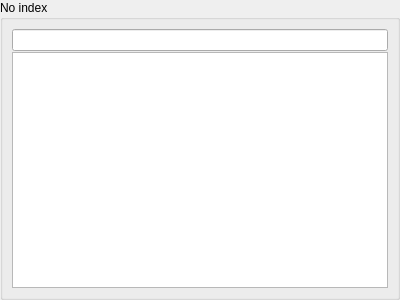
Above: src/indexwidget.ui from jsbien/djview-poliqarp_fork before the change. Below: the same form after it.
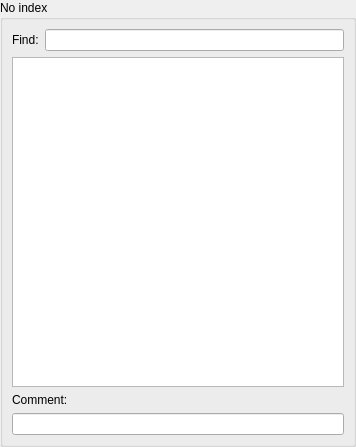
That is the form after the change.

Commit message:
Display comment at the bottom. Closes #218.
Comment is editable.
Also, adds Ctrl+F to focus on search field.

What changed in the file:
```diff
--- a/src/indexwidget.ui
+++ b/src/indexwidget.ui
@@ -6,8 +6,8 @@
    <rect>
     <x>0</x>
     <y>0</y>
-    <width>400</width>
-    <height>300</height>
+    <width>356</width>
+    <height>447</height>
    </rect>
   </property>
   <property name="windowTitle">
@@ -38,16 +38,24 @@
       <string>No index</string>
      </property>
      <layout class="QVBoxLayout" name="verticalLayout">
-      <property name="spacing">
-       <number>1</number>
-      </property>
       <item>
-       <widget class="QLineEdit" name="indexEdit"/>
+       <layout class="QHBoxLayout" name="horizontalLayout">
+        <item>
+         <widget class="QLabel" name="label">
+          <property name="text">
+           <string>Find:</string>
+          </property>
+         </widget>
+        </item>
+        <item>
+         <widget class="QLineEdit" name="indexEdit"/>
+        </item>
+       </layout>
       </item>
       <item>
        <widget class="QListView" name="indexList">
         <property name="sizePolicy">
-         <sizepolicy hsizetype="Expanding" vsizetype="Preferred">
+         <sizepolicy hsizetype="Expanding" vsizetype="Expanding">
           <horstretch>0</horstretch>
           <verstretch>0</verstretch>
          </sizepolicy>
@@ -60,6 +68,16 @@
         </property>
        </widget>
       </item>
+      <item>
+       <widget class="QLabel" name="commentLabel">
+        <property name="text">
+         <string>Comment:</string>
+        </property>
+       </widget>
+      </item>
+      <item>
+       <widget class="QLineEdit" name="commentEdit"/>
+      </item>
      </layout>
     </widget>
    </item>
```
Left out of the diff: 11 changed lines with no effect on the pictures. The commit also changes 2 other files.
